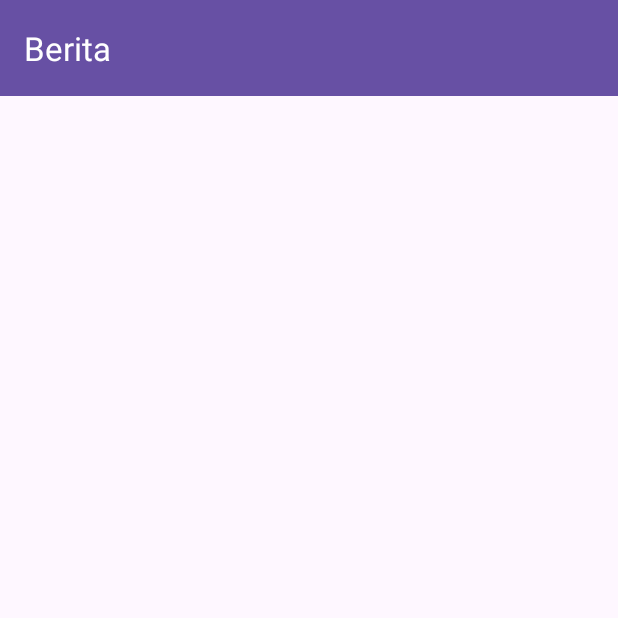
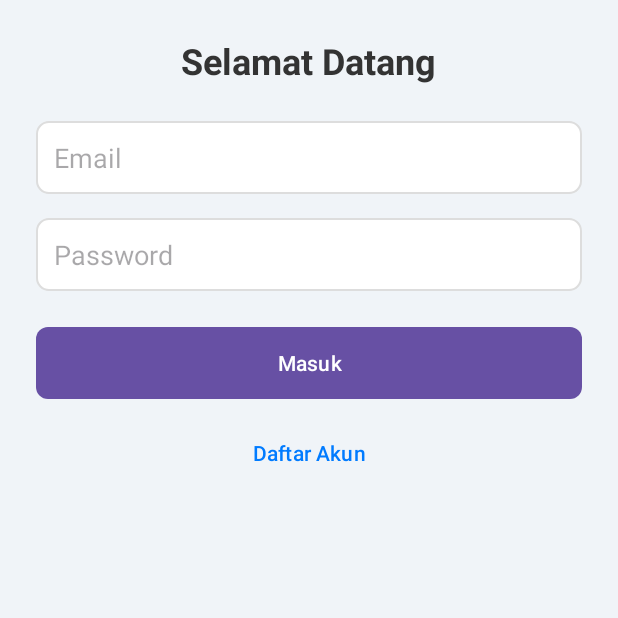
Before and after one commit to muhyiabdulb/Aplikasi-Berita, an Android app: the screen it shows after launch (MainActivity before the commit, LoginActivity after it), on a phone screen of 412 x 824 dp, the top half of it. Run offline under Robolectric (Android 15) with nearby library versions, the phone set to English and light mode, and no system bars.

Commit message:
update login & register

```diff
--- a/app/src/main/AndroidManifest.xml
+++ b/app/src/main/AndroidManifest.xml
@@ -14,6 +14,12 @@
         android:supportsRtl="true"
         android:theme="@style/Theme.AplikasiBerita"
         tools:targetApi="31">
+        <activity
+            android:name=".RegisterActivity"
+            android:exported="false" />
+        <activity
+            android:name=".LoginActivity"
+            android:exported="false" />
         <activity
             android:name=".DetailActivity"
             android:exported="false" />
--- /dev/null
+++ b/app/src/main/java/com/example/aplikasiberita/LoginActivity.java
@@ -0,0 +1,51 @@
+package com.example.aplikasiberita;
+
+import android.content.Intent;
+import android.content.SharedPreferences;
+import android.os.Bundle;
+import android.widget.Button;
+import android.widget.EditText;
+import android.widget.Toast;
+
+import androidx.appcompat.app.AppCompatActivity;
+
+import com.example.aplikasiberita.helper.DatabaseHelper;
+
+public class LoginActivity extends AppCompatActivity {
+
+    EditText edtEmail, edtPassword;
+    Button btnLogin, btnRegister;
+    DatabaseHelper dbHelper;
+
+    @Override
+    protected void onCreate(Bundle savedInstanceState) {
+        super.onCreate(savedInstanceState);
+        setContentView(R.layout.activity_login);
+
+        edtEmail = findViewById(R.id.edtEmail);
+        edtPassword = findViewById(R.id.edtPassword);
+        btnLogin = findViewById(R.id.btnLogin);
+        btnRegister = findViewById(R.id.btnRegister);
+        dbHelper = new DatabaseHelper(this);
+
+        btnLogin.setOnClickListener(v -> {
+            String email = edtEmail.getText().toString();
+            String password = edtPassword.getText().toString();
+
+            if (dbHelper.loginUser(email, password)) {
+                SharedPreferences prefs = getSharedPreferences("MyAppPrefs", MODE_PRIVATE);
+                SharedPreferences.Editor editor = prefs.edit();
+                editor.putBoolean("isLoggedIn", true);
+                editor.apply();
+                Toast.makeText(this, "Login Berhasil!", Toast.LENGTH_SHORT).show();
+                startActivity(new Intent(this, MainActivity.class));
+                finish();
+            } else {
+                Toast.makeText(this, "Email atau Password salah!", Toast.LENGTH_SHORT).show();
+            }
+        });
+
+        btnRegister.setOnClickListener(v ->
+                startActivity(new Intent(this, RegisterActivity.class)));
+    }
+}
--- a/app/src/main/java/com/example/aplikasiberita/SplashActivity.java
+++ b/app/src/main/java/com/example/aplikasiberita/SplashActivity.java
@@ -1,5 +1,6 @@
 package com.example.aplikasiberita;
 
+import android.content.SharedPreferences;
 import android.os.Bundle;
 
 import android.app.Activity;
@@ -16,8 +17,21 @@ public class SplashActivity extends Activity {
         super.onCreate(savedInstanceState);
         setContentView(R.layout.activity_splash);
 
+
         new Handler().postDelayed(() -> {
-            startActivity(new Intent(SplashActivity.this, MainActivity.class));
+            SharedPreferences prefs = getSharedPreferences("MyAppPrefs", MODE_PRIVATE);
+            boolean isLoggedIn = prefs.getBoolean("isLoggedIn", false);
+
+            if (isLoggedIn) {
+                // Langsung ke Home
+                Intent intent = new Intent(SplashActivity.this, MainActivity.class);
+                startActivity(intent);
+            } else {
+                // Tampilkan Login
+                Intent intent = new Intent(SplashActivity.this, LoginActivity.class);
+                startActivity(intent);
+            }
+
             finish();
         }, SPLASH_TIME);
     }
--- a/app/src/main/java/com/example/aplikasiberita/adapter/BeritaAdapter.java
+++ b/app/src/main/java/com/example/aplikasiberita/adapter/BeritaAdapter.java
@@ -44,16 +44,12 @@ public class BeritaAdapter extends RecyclerView.Adapter<BeritaAdapter.BeritaView
                 .placeholder(R.drawable.image_rounded)
                 .into(holder.image);
 
-
         holder.itemView.setOnClickListener(v -> {
             Intent intent = new Intent(context, DetailActivity.class);
             intent.putExtra("url", berita.getNewsUrl());
             context.startActivity(intent);
         });
-
-
     }
-
 
     @Override
     public int getItemCount() {
--- /dev/null
+++ b/app/src/main/res/drawable/bg_button.xml
@@ -0,0 +1,4 @@
+<shape xmlns:android="http://schemas.android.com/apk/res/android" android:shape="rectangle">
+    <solid android:color="#007BFF"/>
+    <corners android:radius="8dp"/>
+</shape>
--- /dev/null
+++ b/app/src/main/res/drawable/bg_edittext.xml
@@ -0,0 +1,5 @@
+<shape xmlns:android="http://schemas.android.com/apk/res/android" android:shape="rectangle">
+    <solid android:color="#FFFFFF"/>
+    <corners android:radius="8dp"/>
+    <stroke android:width="1dp" android:color="#DDDDDD"/>
+</shape>
--- /dev/null
+++ b/app/src/main/res/layout/activity_login.xml
@@ -0,0 +1,62 @@
+<ScrollView xmlns:android="http://schemas.android.com/apk/res/android"
+    android:layout_width="match_parent"
+    android:layout_height="match_parent"
+    android:background="#F0F4F8">
+
+    <LinearLayout
+        android:layout_width="match_parent"
+        android:layout_height="wrap_content"
+        android:orientation="vertical"
+        android:padding="24dp"
+        android:gravity="center_horizontal">
+
+        <TextView
+            android:text="Selamat Datang"
+            android:textSize="24sp"
+            android:textStyle="bold"
+            android:textColor="#333333"
+            android:layout_marginBottom="24dp"
+            android:layout_width="wrap_content"
+            android:layout_height="wrap_content" />
+
+        <EditText
+            android:id="@+id/edtEmail"
+            android:hint="Email"
+            android:inputType="textEmailAddress"
+            android:background="@drawable/bg_edittext"
+            android:padding="12dp"
+            android:textColor="#333333"
+            android:layout_marginBottom="16dp"
+            android:layout_width="match_parent"
+            android:layout_height="wrap_content" />
+
+        <EditText
+            android:id="@+id/edtPassword"
+            android:hint="Password"
+            android:inputType="textPassword"
+            android:background="@drawable/bg_edittext"
+            android:padding="12dp"
+            android:textColor="#333333"
+            android:layout_marginBottom="24dp"
+            android:layout_width="match_parent"
+            android:layout_height="wrap_content" />
+
+        <Button
+            android:id="@+id/btnLogin"
+            android:text="Masuk"
+            android:layout_width="match_parent"
+            android:layout_height="wrap_content"
+            android:backgroundTint="#007BFF"
+            android:textColor="#FFFFFF"
+            android:layout_marginBottom="12dp"
+            android:background="@drawable/bg_button" />
+
+        <Button
+            android:id="@+id/btnRegister"
+            android:text="Daftar Akun"
+            android:layout_width="match_parent"
+            android:layout_height="wrap_content"
+            android:textColor="#007BFF"
+            android:background="@android:color/transparent" />
+    </LinearLayout>
+</ScrollView>
```
Also changed, not shown: app/src/main/java/com/example/aplikasiberita/RegisterActivity.java (added, +53 -0 lines), app/src/main/java/com/example/aplikasiberita/helper/DatabaseHelper.java (added, +56 -0 lines), app/src/main/res/layout/activity_register.xml (added, +62 -0 lines).
